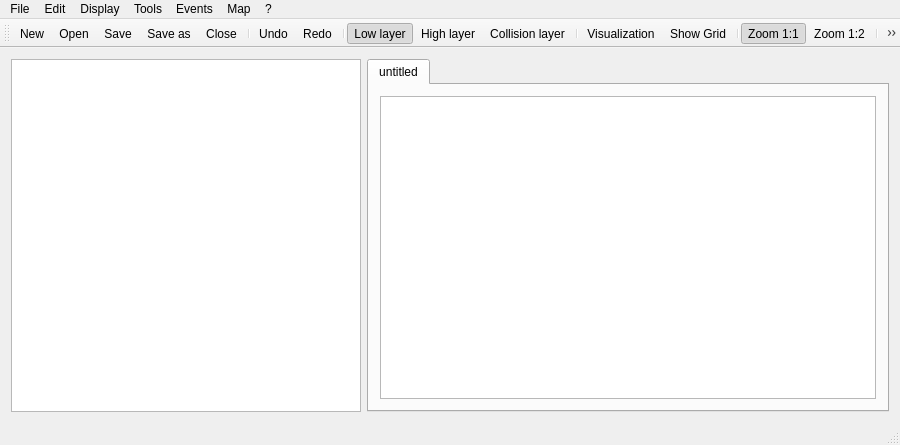
First picture: the form in MapEditor/MainWindow.ui, repository BenjBoug/Map-Editor, before the edit.
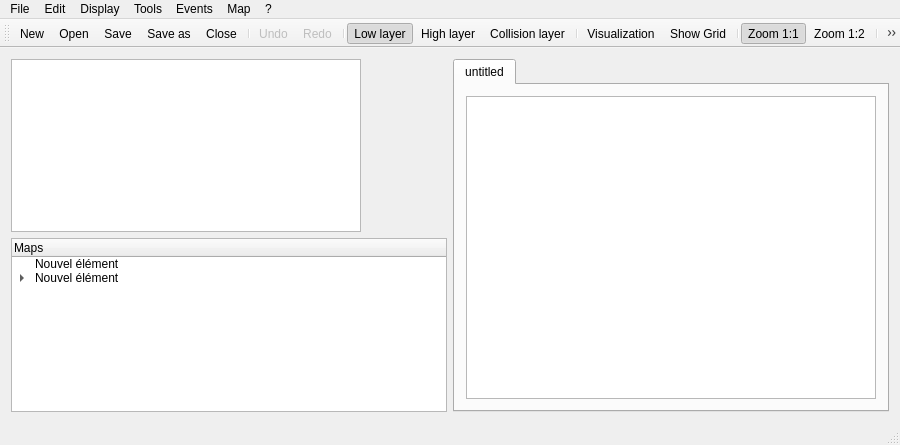
Second picture: the form after the edit. Icons and pictures are not drawn.

```diff
--- a/MapEditor/MainWindow.ui
+++ b/MapEditor/MainWindow.ui
@@ -20,7 +20,18 @@
   <widget class="QWidget" name="centralWidget">
    <layout class="QHBoxLayout" name="horizontalLayout">
     <item>
+     <layout class="QVBoxLayout" name="verticalLayout">
+      <property name="rightMargin">
+       <number>0</number>
+      </property>
+      <item>
      <widget class="QGraphicsView" name="graphicsViewChipset">
+        <property name="minimumSize">
+         <size>
+          <width>350</width>
+          <height>0</height>
+         </size>
+        </property>
       <property name="maximumSize">
        <size>
         <width>350</width>
@@ -33,7 +44,36 @@
       <property name="viewportUpdateMode">
        <enum>QGraphicsView::SmartViewportUpdate</enum>
       </property>
-     </widget>
+        <property name="optimizationFlags">
+         <set>QGraphicsView::DontAdjustForAntialiasing</set>
+        </property>
+       </widget>
+      </item>
+      <item>
+       <widget class="QTreeWidget" name="treeWidget">
+        <column>
+         <property name="text">
+          <string>Maps</string>
+         </property>
+        </column>
+        <item>
+         <property name="text">
+          <string>Nouvel élément</string>
+         </property>
+        </item>
+        <item>
+         <property name="text">
+          <string>Nouvel élément</string>
+         </property>
+         <item>
+          <property name="text">
+           <string>Nouveau sous-élément</string>
+          </property>
+         </item>
+        </item>
+       </widget>
+      </item>
+     </layout>
     </item>
     <item>
      <widget class="QTabWidget" name="tabMap">
@@ -240,7 +280,7 @@
   </action>
   <action name="actionUndo">
    <property name="enabled">
-    <bool>true</bool>
+    <bool>false</bool>
    </property>
    <property name="icon">
     <iconset>
@@ -255,7 +295,7 @@
   </action>
   <action name="actionRedo">
    <property name="enabled">
-    <bool>true</bool>
+    <bool>false</bool>
    </property>
    <property name="icon">
     <iconset>
```
Left out of the diff: 3 changed lines with no effect on the pictures. Lines whose indentation alone changed are shown as unchanged.
